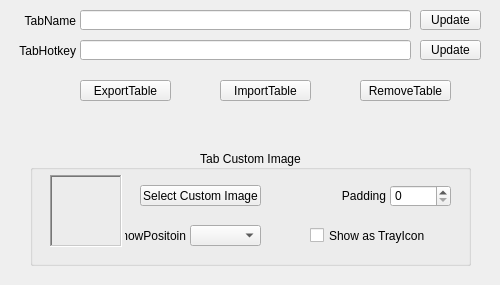
Above: QKeyMapper/qtablesetupdialog.ui from Zalafina/QKeyMapper before the change. Below: the same form after it.
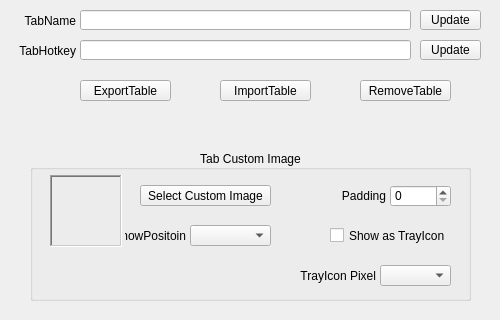
That is the form after the change.

Commit message: Add TabCustomImage TrayIconPixel combobox.

Patch:
```diff
--- a/QKeyMapper/qtablesetupdialog.ui
+++ b/QKeyMapper/qtablesetupdialog.ui
@@ -7,7 +7,7 @@
     <x>0</x>
     <y>0</y>
     <width>500</width>
-    <height>285</height>
+    <height>320</height>
    </rect>
   </property>
   <property name="sizePolicy">
@@ -19,13 +19,13 @@
   <property name="minimumSize">
    <size>
     <width>500</width>
-    <height>285</height>
+    <height>320</height>
    </size>
   </property>
   <property name="maximumSize">
    <size>
     <width>500</width>
-    <height>285</height>
+    <height>320</height>
    </size>
   </property>
   <property name="windowTitle">
@@ -211,7 +211,7 @@
     <rect>
      <x>140</x>
      <y>185</y>
-     <width>121</width>
+     <width>131</width>
      <height>21</height>
     </rect>
    </property>
@@ -230,7 +230,7 @@
     <rect>
      <x>190</x>
      <y>225</y>
-     <width>71</width>
+     <width>81</width>
      <height>21</height>
     </rect>
    </property>
@@ -263,9 +263,9 @@
   <widget class="QCheckBox" name="customImageShowAsTrayIconCheckBox">
    <property name="geometry">
     <rect>
-     <x>310</x>
+     <x>330</x>
      <y>225</y>
-     <width>161</width>
+     <width>141</width>
      <height>21</height>
     </rect>
    </property>
@@ -311,7 +311,7 @@
      <x>30</x>
      <y>150</y>
      <width>441</width>
-     <height>116</height>
+     <height>151</height>
     </rect>
    </property>
    <property name="title">
@@ -321,6 +321,41 @@
     <set>Qt::AlignmentFlag::AlignCenter</set>
    </property>
   </widget>
+  <widget class="QComboBox" name="customImageTrayIconPixelComboBox">
+   <property name="geometry">
+    <rect>
+     <x>380</x>
+     <y>265</y>
+     <width>71</width>
+     <height>21</height>
+    </rect>
+   </property>
+   <property name="focusPolicy">
+    <enum>Qt::FocusPolicy::NoFocus</enum>
+   </property>
+   <property name="currentText">
+    <string/>
+   </property>
+   <property name="currentIndex">
+    <number>-1</number>
+   </property>
+  </widget>
+  <widget class="QLabel" name="customImageTrayIconPixelLabel">
+   <property name="geometry">
+    <rect>
+     <x>265</x>
+     <y>265</y>
+     <width>111</width>
+     <height>21</height>
+    </rect>
+   </property>
+   <property name="text">
+    <string>TrayIcon Pixel</string>
+   </property>
+   <property name="alignment">
+    <set>Qt::AlignmentFlag::AlignRight|Qt::AlignmentFlag::AlignTrailing|Qt::AlignmentFlag::AlignVCenter</set>
+   </property>
+  </widget>
   <zorder>tabCustomImageGroupBox</zorder>
   <zorder>tabHotkeyUpdateButton</zorder>
   <zorder>tabHotkeyLabel</zorder>
@@ -338,6 +373,8 @@
   <zorder>customImageShowAsTrayIconCheckBox</zorder>
   <zorder>customImagePaddingSpinBox</zorder>
   <zorder>customImageShowPositionLabel</zorder>
+  <zorder>customImageTrayIconPixelComboBox</zorder>
+  <zorder>customImageTrayIconPixelLabel</zorder>
  </widget>
  <resources/>
  <connections/>
```
The commit also changes 12 other files.
